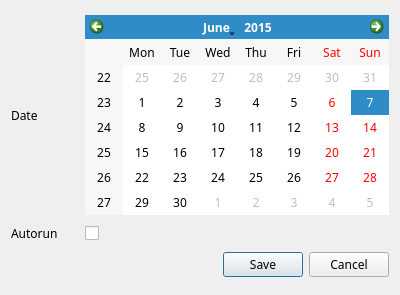
Above: settingdialog.ui from ldmmyz/CountDown before the change. Below: the same form after it.
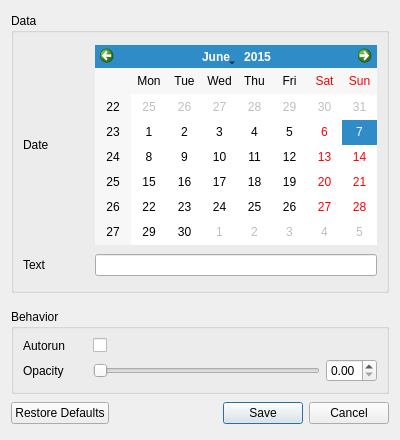
That is the form after the change.

Commit message: New: customize opacity #1 & text #2

The edit to the form file:
```diff
--- a/settingdialog.ui
+++ b/settingdialog.ui
@@ -7,75 +7,194 @@
     <x>0</x>
     <y>0</y>
     <width>400</width>
-    <height>295</height>
+    <height>440</height>
    </rect>
   </property>
+  <property name="minimumSize">
+   <size>
+    <width>400</width>
+    <height>440</height>
+   </size>
+  </property>
+  <property name="maximumSize">
+   <size>
+    <width>400</width>
+    <height>440</height>
+   </size>
+  </property>
   <property name="windowTitle">
    <string>Preference</string>
   </property>
-  <layout class="QGridLayout" name="gridLayout">
-   <item row="0" column="0">
-    <widget class="QLabel" name="dateLabel">
-     <property name="font">
-      <font>
-       <family>微软雅黑</family>
-      </font>
+  <layout class="QVBoxLayout" name="verticalLayout">
+   <item>
+    <widget class="QGroupBox" name="dataGroupBox">
+     <property name="sizePolicy">
+      <sizepolicy hsizetype="Preferred" vsizetype="Maximum">
+       <horstretch>0</horstretch>
+       <verstretch>0</verstretch>
+      </sizepolicy>
      </property>
-     <property name="text">
-      <string>Date</string>
+     <property name="minimumSize">
+      <size>
+       <width>0</width>
+       <height>280</height>
+      </size>
      </property>
+     <property name="title">
+      <string>Data</string>
+     </property>
+     <layout class="QGridLayout" name="gridLayout">
+      <item row="0" column="0">
+       <widget class="QLabel" name="dateLabel">
+        <property name="text">
+         <string>Date</string>
+        </property>
+       </widget>
+      </item>
+      <item row="1" column="4">
+       <widget class="QLineEdit" name="textLineEdit"/>
+      </item>
+      <item row="1" column="0">
+       <widget class="QLabel" name="textLabel">
+        <property name="text">
+         <string>Text</string>
+        </property>
+       </widget>
+      </item>
+      <item row="0" column="4">
+       <widget class="QCalendarWidget" name="calendar">
+        <property name="maximumSize">
+         <size>
+          <width>16777215</width>
+          <height>200</height>
+         </size>
+        </property>
+        <property name="selectedDate">
+         <date>
+          <year>2015</year>
+          <month>6</month>
+          <day>7</day>
+         </date>
+        </property>
+       </widget>
+      </item>
+      <item row="0" column="1">
+       <spacer name="horizontalSpacer">
+        <property name="orientation">
+         <enum>Qt::Horizontal</enum>
+        </property>
+        <property name="sizeType">
+         <enum>QSizePolicy::Minimum</enum>
+        </property>
+        <property name="sizeHint" stdset="0">
+         <size>
+          <width>40</width>
+          <height>20</height>
+         </size>
+        </property>
+       </spacer>
+      </item>
+     </layout>
     </widget>
    </item>
-   <item row="2" column="0">
-    <widget class="QLabel" name="autoRunLabel">
-     <property name="font">
-      <font>
-       <family>微软雅黑</family>
-      </font>
+   <item>
+    <spacer name="verticalSpacer">
+     <property name="orientation">
+      <enum>Qt::Vertical</enum>
      </property>
-     <property name="text">
-      <string>Autorun</string>
+     <property name="sizeType">
+      <enum>QSizePolicy::Maximum</enum>
      </property>
-    </widget>
-   </item>
-   <item row="0" column="1" colspan="3">
-    <widget class="QCalendarWidget" name="calendar">
-     <property name="maximumSize">
+     <property name="sizeHint" stdset="0">
       <size>
-       <width>16777215</width>
-       <height>200</height>
+       <width>20</width>
+       <height>8</height>
       </size>
      </property>
-     <property name="font">
-      <font>
-       <family>微软雅黑</family>
-      </font>
+    </spacer>
+   </item>
+   <item>
+    <widget class="QGroupBox" name="behaviorGroupBox">
+     <property name="sizePolicy">
+      <sizepolicy hsizetype="Preferred" vsizetype="Maximum">
+       <horstretch>0</horstretch>
+       <verstretch>0</verstretch>
+      </sizepolicy>
      </property>
-     <property name="selectedDate">
-      <date>
-       <year>2015</year>
-       <month>6</month>
-       <day>7</day>
-      </date>
+     <property name="minimumSize">
+      <size>
+       <width>0</width>
+       <height>85</height>
+      </size>
      </property>
+     <property name="title">
+      <string>Behavior</string>
+     </property>
+     <layout class="QGridLayout" name="gridLayout_3">
+      <item row="0" column="0">
+       <widget class="QLabel" name="autoRunLabel">
+        <property name="text">
+         <string>Autorun</string>
+        </property>
+       </widget>
+      </item>
+      <item row="1" column="5">
+       <widget class="QDoubleSpinBox" name="opacityDoubleSpinBox">
+        <property name="maximum">
+         <double>1.000000000000000</double>
+        </property>
+        <property name="singleStep">
+         <double>0.050000000000000</double>
+        </property>
+       </widget>
+      </item>
+      <item row="1" column="0">
+       <widget class="QLabel" name="opacityLabel">
+        <property name="text">
+         <string>Opacity</string>
+        </property>
+       </widget>
+      </item>
+      <item row="1" column="4">
+       <widget class="QSlider" name="opacitySlider">
+        <property name="maximum">
+         <number>100</number>
+        </property>
+        <property name="orientation">
+         <enum>Qt::Horizontal</enum>
+        </property>
+       </widget>
+      </item>
+      <item row="1" column="1">
+       <spacer name="behaviorHorizontalSpacer">
+        <property name="orientation">
+         <enum>Qt::Horizontal</enum>
+        </property>
+        <property name="sizeType">
+         <enum>QSizePolicy::Minimum</enum>
+        </property>
+        <property name="sizeHint" stdset="0">
+         <size>
+          <width>22</width>
+          <height>20</height>
+         </size>
+        </property>
+       </spacer>
+      </item>
+      <item row="0" column="4" colspan="2">
+       <widget class="QCheckBox" name="autoRunCheckBox">
+        <property name="text">
+         <string/>
+        </property>
+       </widget>
+      </item>
+     </layout>
     </widget>
    </item>
-   <item row="3" column="2" colspan="2">
+   <item>
     <widget class="QDialogButtonBox" name="buttonBox">
-     <property name="font">
-      <font>
-       <family>微软雅黑</family>
-      </font>
-     </property>
      <property name="standardButtons">
-      <set>QDialogButtonBox::Cancel|QDialogButtonBox::Save</set>
-     </property>
-    </widget>
-   </item>
-   <item row="2" column="1" colspan="3">
-    <widget class="QCheckBox" name="autoRunCheckBox">
-     <property name="text">
-      <string/>
+      <set>QDialogButtonBox::Cancel|QDialogButtonBox::RestoreDefaults|QDialogButtonBox::Save</set>
      </property>
     </widget>
    </item>
```
The commit also changes 14 other files.
